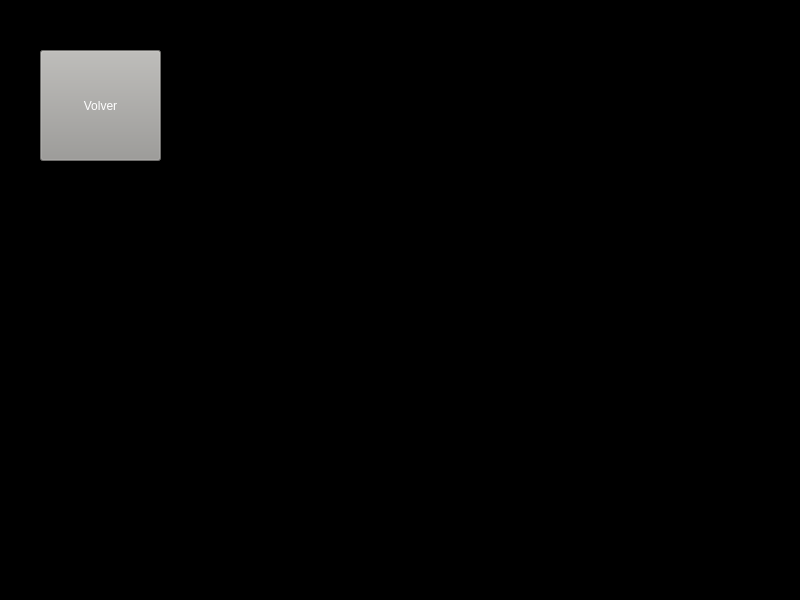
First picture: the form in menuprincipal.ui, repository SebasYnojosa/EXPLORER_UI, before the edit.
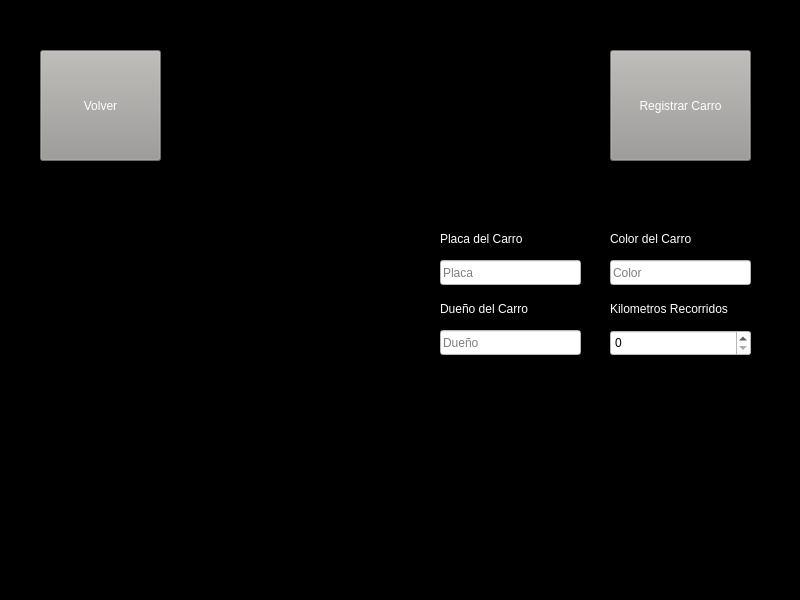
Second picture: the form after the edit. The open tabs and pages were chosen to show the change.

Commit message: Hecha pagina para registrar vehiculos

Patch:
```diff
--- a/menuprincipal.ui
+++ b/menuprincipal.ui
@@ -126,6 +126,151 @@
        <string>Volver</string>
       </property>
      </widget>
+     <widget class="QLineEdit" name="insertarPlaca">
+      <property name="geometry">
+       <rect>
+        <x>440</x>
+        <y>280</y>
+        <width>141</width>
+        <height>25</height>
+       </rect>
+      </property>
+      <property name="styleSheet">
+       <string notr="true">background-color: rgb(255, 255, 255);</string>
+      </property>
+      <property name="placeholderText">
+       <string>Placa</string>
+      </property>
+     </widget>
+     <widget class="QLineEdit" name="insertarColor">
+      <property name="geometry">
+       <rect>
+        <x>610</x>
+        <y>280</y>
+        <width>141</width>
+        <height>25</height>
+       </rect>
+      </property>
+      <property name="styleSheet">
+       <string notr="true">background-color: rgb(255, 255, 255);</string>
+      </property>
+      <property name="placeholderText">
+       <string>Color</string>
+      </property>
+     </widget>
+     <widget class="QLineEdit" name="insertarPropietario">
+      <property name="geometry">
+       <rect>
+        <x>440</x>
+        <y>350</y>
+        <width>141</width>
+        <height>25</height>
+       </rect>
+      </property>
+      <property name="styleSheet">
+       <string notr="true">background-color: rgb(255, 255, 255);</string>
+      </property>
+      <property name="text">
+       <string/>
+      </property>
+      <property name="placeholderText">
+       <string>Dueño</string>
+      </property>
+     </widget>
+     <widget class="QPushButton" name="botonRegistrarCarro">
+      <property name="geometry">
+       <rect>
+        <x>610</x>
+        <y>70</y>
+        <width>141</width>
+        <height>111</height>
+       </rect>
+      </property>
+      <property name="styleSheet">
+       <string notr="true">background-color: rgb(154, 153, 150);
+color: rgb(255, 255, 255);</string>
+      </property>
+      <property name="text">
+       <string>Registrar Carro</string>
+      </property>
+     </widget>
+     <widget class="QSpinBox" name="insertarKm">
+      <property name="geometry">
+       <rect>
+        <x>610</x>
+        <y>350</y>
+        <width>141</width>
+        <height>26</height>
+       </rect>
+      </property>
+      <property name="styleSheet">
+       <string notr="true">background-color: rgb(255, 255, 255);</string>
+      </property>
+     </widget>
+     <widget class="QLabel" name="label_2">
+      <property name="geometry">
+       <rect>
+        <x>440</x>
+        <y>320</y>
+        <width>141</width>
+        <height>17</height>
+       </rect>
+      </property>
+      <property name="styleSheet">
+       <string notr="true">color: rgb(255, 255, 255);</string>
+      </property>
+      <property name="text">
+       <string>Dueño del Carro</string>
+      </property>
+     </widget>
+     <widget class="QLabel" name="label_3">
+      <property name="geometry">
+       <rect>
+        <x>610</x>
+        <y>250</y>
+        <width>141</width>
+        <height>17</height>
+       </rect>
+      </property>
+      <property name="styleSheet">
+       <string notr="true">color: rgb(255, 255, 255);</string>
+      </property>
+      <property name="text">
+       <string>Color del Carro</string>
+      </property>
+     </widget>
+     <widget class="QLabel" name="label_4">
+      <property name="geometry">
+       <rect>
+        <x>440</x>
+        <y>250</y>
+        <width>141</width>
+        <height>17</height>
+       </rect>
+      </property>
+      <property name="styleSheet">
+       <string notr="true">color: rgb(255, 255, 255);</string>
+      </property>
+      <property name="text">
+       <string>Placa del Carro</string>
+      </property>
+     </widget>
+     <widget class="QLabel" name="label_5">
+      <property name="geometry">
+       <rect>
+        <x>610</x>
+        <y>320</y>
+        <width>161</width>
+        <height>17</height>
+       </rect>
+      </property>
+      <property name="styleSheet">
+       <string notr="true">color: rgb(255, 255, 255);</string>
+      </property>
+      <property name="text">
+       <string>Kilometros Recorridos</string>
+      </property>
+     </widget>
     </widget>
     <widget class="QWidget" name="estaciones">
      <widget class="QPushButton" name="pushButton_3">
```
The commit also changes 2 other files.
